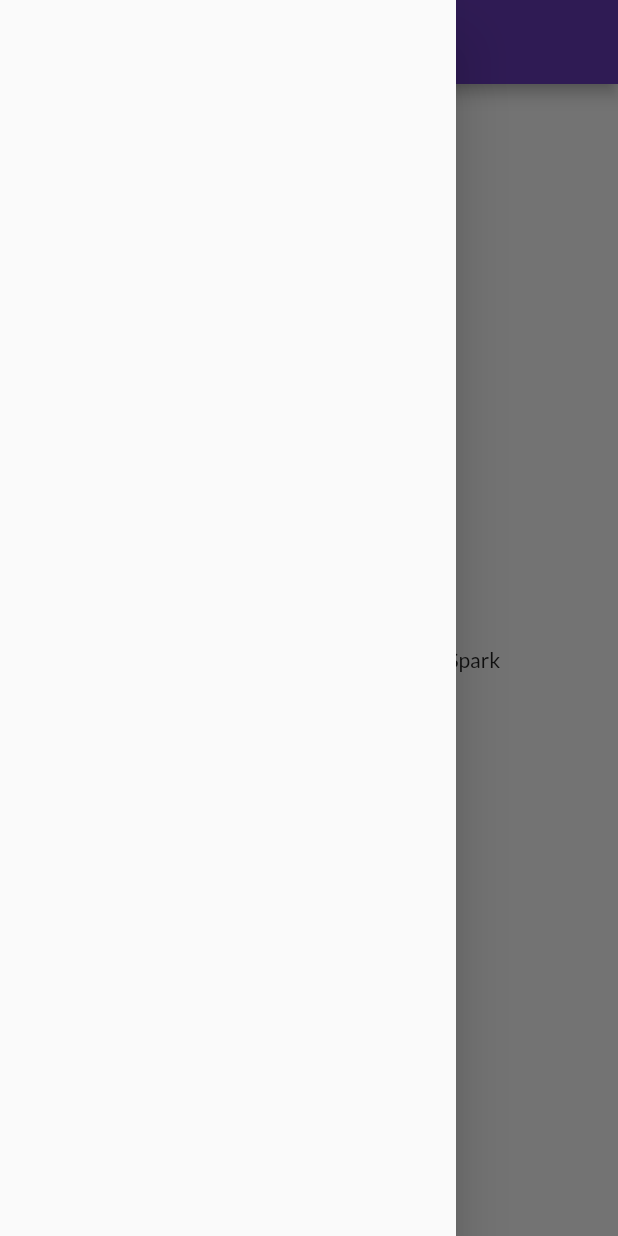
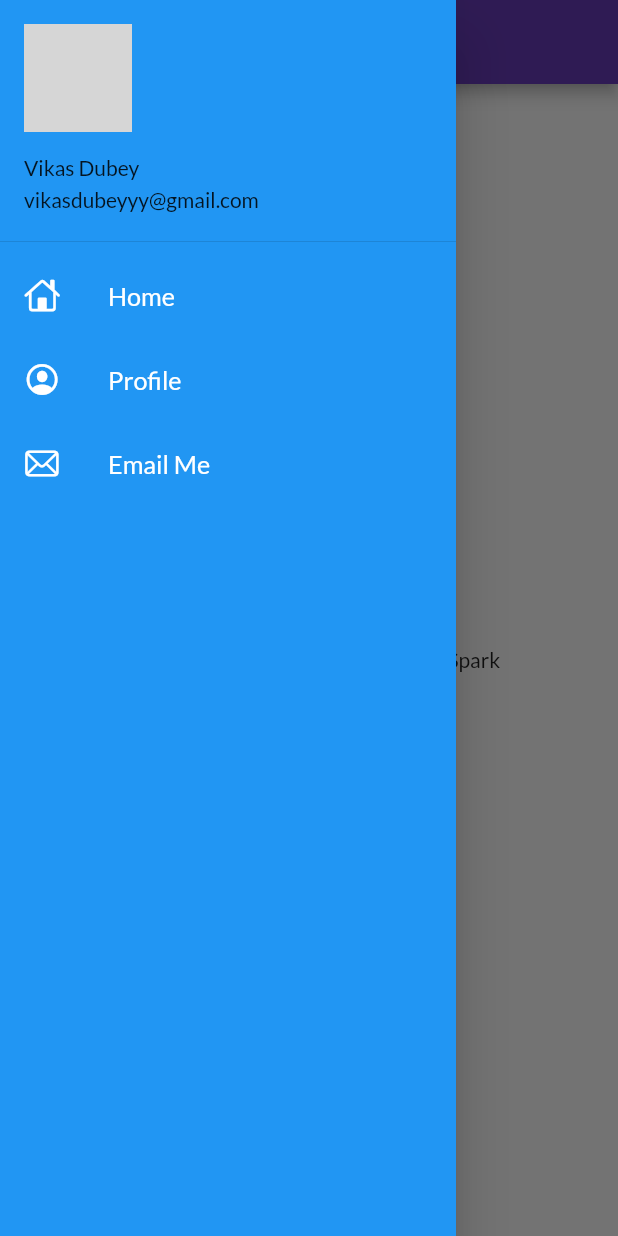
Before and after one commit to vikasdubeyyy/flutter_catalog, a Flutter app: the Home screen opened by its route, with the side drawer open, on a phone screen of 412 x 824 dp. Run offline on Flutter 3.47's test engine with Material 2 defaults, Android fonts, the light colour scheme and no system bars; our stand-ins replace google_fonts; network calls fail; grey boxes are pictures that could not be loaded.

Commit message:
Day 9 completed

```diff
--- a/lib/main.dart
+++ b/lib/main.dart
@@ -26,7 +26,7 @@ class MyApp extends StatelessWidget {
           fontFamily: GoogleFonts.lato().fontFamily,
           primaryTextTheme: GoogleFonts.latoTextTheme()),
       darkTheme: ThemeData(brightness: Brightness.dark),
-      initialRoute: "/",
+      initialRoute: MyRoutes.HOME,
       routes: {
         "/": (context) => Login(),
         MyRoutes.LOGIN: (context) => Login(),
--- a/lib/screens/home.dart
+++ b/lib/screens/home.dart
@@ -1,4 +1,5 @@
 import 'package:flutter/material.dart';
+import 'package:flutter_catalog/widgets/drawer.dart';
 
 class Home extends StatelessWidget {
   @override
@@ -14,7 +15,7 @@ class Home extends StatelessWidget {
           child: Text("Welcome to $days days of flutter by $name"),
         ),
       ),
-      drawer: Drawer(),
+      drawer: MyDrawer(),
     );
   }
 }
--- /dev/null
+++ b/lib/widgets/drawer.dart
@@ -0,0 +1,60 @@
+import 'package:flutter/cupertino.dart';
+import 'package:flutter/material.dart';
+
+class MyDrawer extends StatelessWidget {
+  @override
+  Widget build(BuildContext context) {
+    final imageUrl =
+        "https://media-exp1.licdn.com/dms/image/C5103AQHqTHBaaBhfwg/profile-displayphoto-shrink_800_800/0/1554286090685?e=1622073600&v=beta&t=Uwq5nXH_441ZZwegrjKkydqcXnxHZ3PWWNcG-dLp6lE";
+    return Drawer(
+      child: Container(
+        color: Colors.blue,
+        child: ListView(
+          padding: EdgeInsets.zero,
+          children: [
+            DrawerHeader(
+                padding: EdgeInsets.zero,
+                child: UserAccountsDrawerHeader(
+                  margin: EdgeInsets.zero,
+                  decoration: BoxDecoration(color: Colors.blue),
+                  accountName: Text("Vikas Dubey"),
+                  accountEmail: Text("vikasdubeyyy@gmail.com"),
+                  // currentAccountPicture: Image.network(imageUrl),
+                  currentAccountPicture: CircleAvatar(
+                    backgroundImage: NetworkImage(imageUrl),
+                  ),
+                )),
+            ListTile(
+              onTap: () {},
+              leading: Icon(CupertinoIcons.home, color: Colors.white),
+              title: Text(
+                "Home",
+                textScaleFactor: 1.2,
+                style: TextStyle(color: Colors.white),
+              ),
+            ),
+            ListTile(
+              onTap: () {},
+              leading:
+                  Icon(CupertinoIcons.profile_circled, color: Colors.white),
+              title: Text(
+                "Profile",
+                textScaleFactor: 1.2,
+                style: TextStyle(color: Colors.white),
+              ),
+            ),
+            ListTile(
+              onTap: () {},
+              leading: Icon(CupertinoIcons.mail, color: Colors.white),
+              title: Text(
+                "Email Me",
+                textScaleFactor: 1.2,
+                style: TextStyle(color: Colors.white),
+              ),
+            )
+          ],
+        ),
+      ),
+    );
+  }
+}
```
